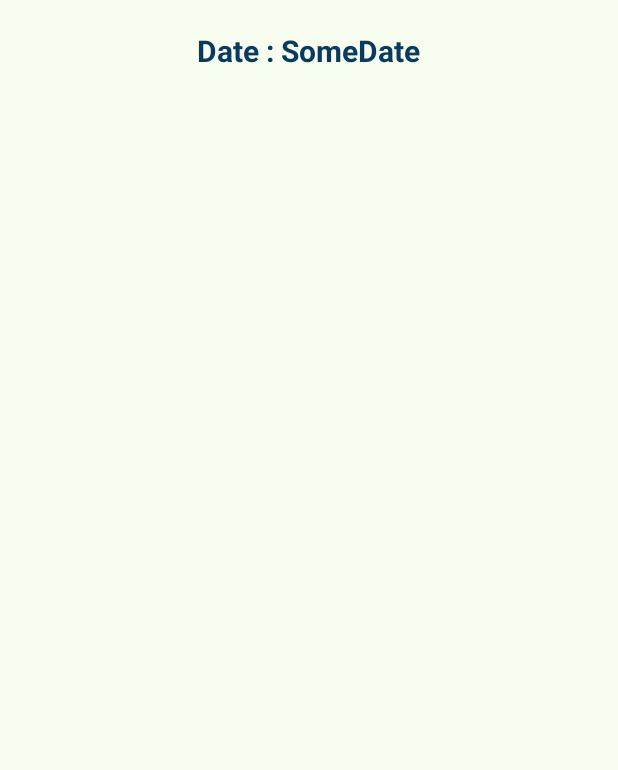
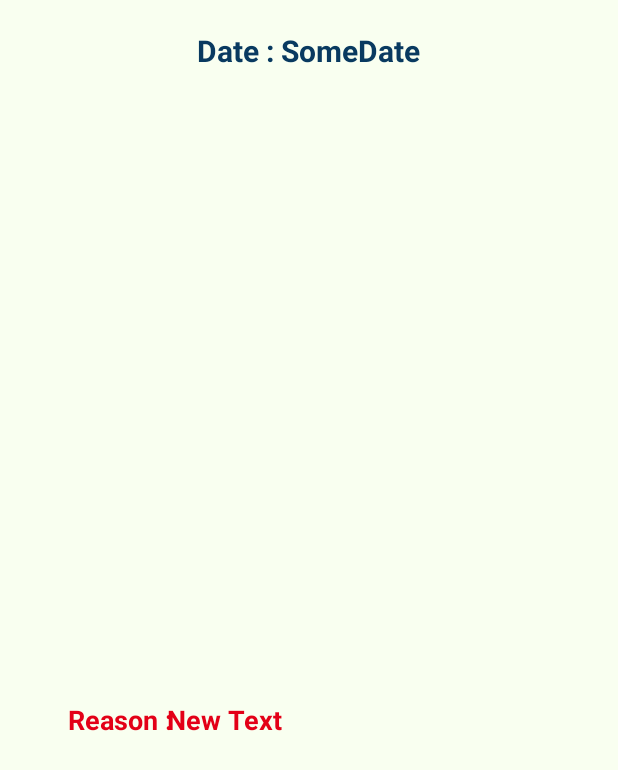
Before and after one commit to ZinMarHtet21/LU, an Android app: the layout activity_requisition_history_detail.xml on its own in the app's theme, with its tools: preview values and no code run, on a phone screen of 412 x 824 dp. Shown: the top 770 px of the screen. Run offline under Robolectric (Android 15) with nearby library versions, the phone set to English and light mode, and no system bars.

Commit message:
a little bit changes

```diff
--- a/LU_StationeryStoreInventorySystem/app/src/main/java/com/android_test/zmh/lu_stationerystoreinventorysystem/DepartmentScreens/RequisitionHistory.java
+++ b/LU_StationeryStoreInventorySystem/app/src/main/java/com/android_test/zmh/lu_stationerystoreinventorysystem/DepartmentScreens/RequisitionHistory.java
@@ -59,8 +59,12 @@ public class RequisitionHistory extends Activity {
                         Intent i = new Intent(RequisitionHistory.this, RequisitionHistoryDetail.class);
                         String req = ((Requisition) parent.getAdapter().getItem(position)).getId();
                         String req_date = ((Requisition)parent.getAdapter().getItem(position)).getDate();
+                        String reason = ((Requisition)parent.getAdapter().getItem(position)).getRemark();
+                        String status = ((Requisition)parent.getAdapter().getItem(position)).getStatus();
                         i.putExtra("req_date", req_date);
                         i.putExtra("req_id", req);
+                        i.putExtra("req_reason",reason);
+                        i.putExtra("req_status",status);
                         startActivity(i);
                     }
                 });
--- a/LU_StationeryStoreInventorySystem/app/src/main/java/com/android_test/zmh/lu_stationerystoreinventorysystem/Main/MainActivity.java
+++ b/LU_StationeryStoreInventorySystem/app/src/main/java/com/android_test/zmh/lu_stationerystoreinventorysystem/Main/MainActivity.java
@@ -98,6 +98,9 @@ public class MainActivity extends ActionBarActivity implements View.OnClickListe
                                dialog.cancel();
                            }
                        });
+                       alertDialog.show();
+                       empNo.setText("");
+                       empPwd.setText("");
 //                    Toast.makeText(MainActivity.this,"EmployeeID or Password is wrong! Please try again!",Toast.LENGTH_SHORT).show();
                    }else{
                        if (emp.getType().equals("Clerk")) {
--- a/LU_StationeryStoreInventorySystem/app/src/main/java/com/android_test/zmh/lu_stationerystoreinventorysystem/ModelPopulator/RequisitionPopulator.java
+++ b/LU_StationeryStoreInventorySystem/app/src/main/java/com/android_test/zmh/lu_stationerystoreinventorysystem/ModelPopulator/RequisitionPopulator.java
@@ -49,10 +49,12 @@ public class RequisitionPopulator implements IRequisition {
                 Requisition req = new Requisition();
                 req.setId(obj.getString("requisition_id").toString());
                 String date = obj.getString("requisition_date").toString();
+                String remark = obj.getString("requisition_remark").toString();
                 String substringDate = date.substring(0, 10);
                 String formattedDate = dateFormatter(substringDate);
                 req.setDate(formattedDate);
                 req.setStatus(obj.getString("requisition_status").toString());
+                req.setRemark(remark);
                 list.add(req);
             }
 
--- a/LU_StationeryStoreInventorySystem/app/src/main/res/layout/activity_requisition_history_detail.xml
+++ b/LU_StationeryStoreInventorySystem/app/src/main/res/layout/activity_requisition_history_detail.xml
@@ -26,5 +26,30 @@
         android:layout_below="@+id/req_history_date_tv"
         android:layout_alignParentStart="true" />
 
+    <TextView
+        android:layout_width="100dp"
+        android:layout_height="wrap_content"
+        android:textSize="18dp"
+        android:text="Reason : "
+        android:layout_marginLeft="45dp"
+        android:textStyle="bold"
+        android:id="@+id/reason_lbl"
+        android:layout_below="@+id/listView_ReqDetails"
+        android:layout_alignParentStart="true"
+        android:textColor="#ffe30017" />
+
+    <TextView
+        android:layout_width="wrap_content"
+        android:layout_height="wrap_content"
+        android:text="New Text"
+        android:textSize="18dp"
+        android:textStyle="bold"
+        android:id="@+id/reason_tv"
+        android:layout_below="@+id/listView_ReqDetails"
+        android:layout_alignParentEnd="true"
+        android:layout_alignStart="@+id/req_history_date_tv"
+        android:layout_alignParentBottom="true"
+        android:textColor="#ffe30017" />
+
 
 </RelativeLayout>
--- a/LU_StationeryStoreInventorySystem/app/src/main/res/values/strings.xml
+++ b/LU_StationeryStoreInventorySystem/app/src/main/res/values/strings.xml
@@ -6,7 +6,7 @@
     <string name="action_settings">Settings</string>
     <string name="action_search">Search</string>
     <string name="loginBtn">Login</string>
-    <string name="username_hint">EmployeeID</string>
+    <string name="username_hint">EmployeeID / Email</string>
     <string name="password_hint">Password</string>
     <string name="title_activity_acitvity_main_screen">acitvity_main_screen</string>
     <string name="title_activity_main_screen">MainScreen</string>
```
Also changed, not shown: LU_StationeryStoreInventorySystem/app/src/main/java/com/android_test/zmh/lu_stationerystoreinventorysystem/DepartmentScreens/RequisitionHistoryDetail.java (+15 -0 lines).
